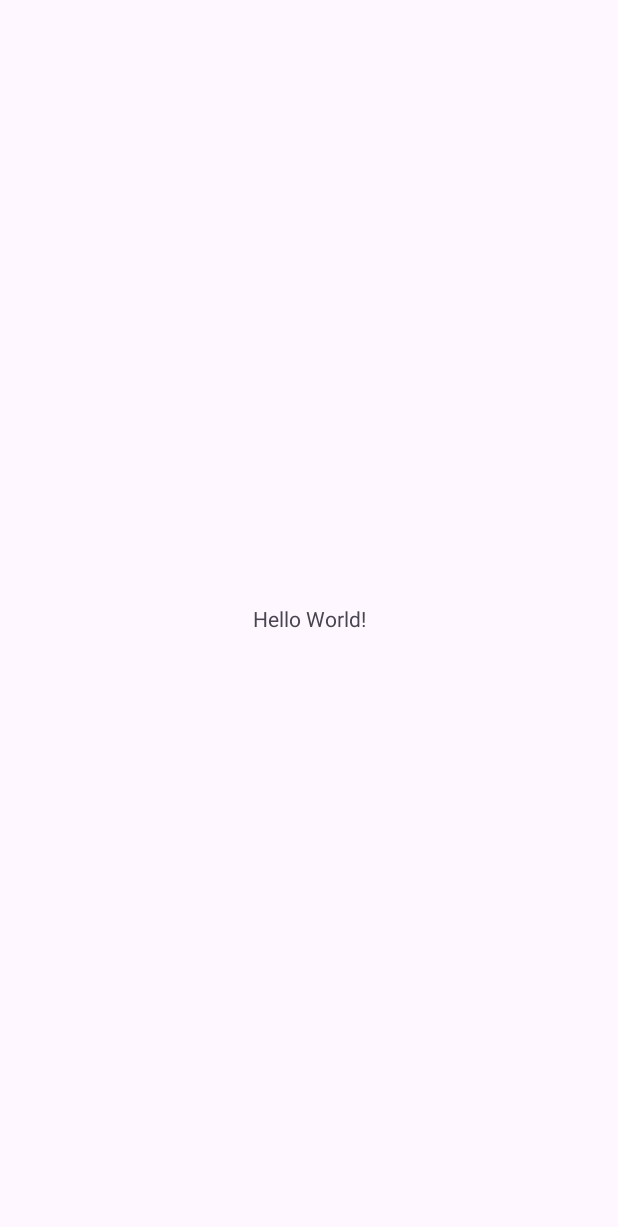
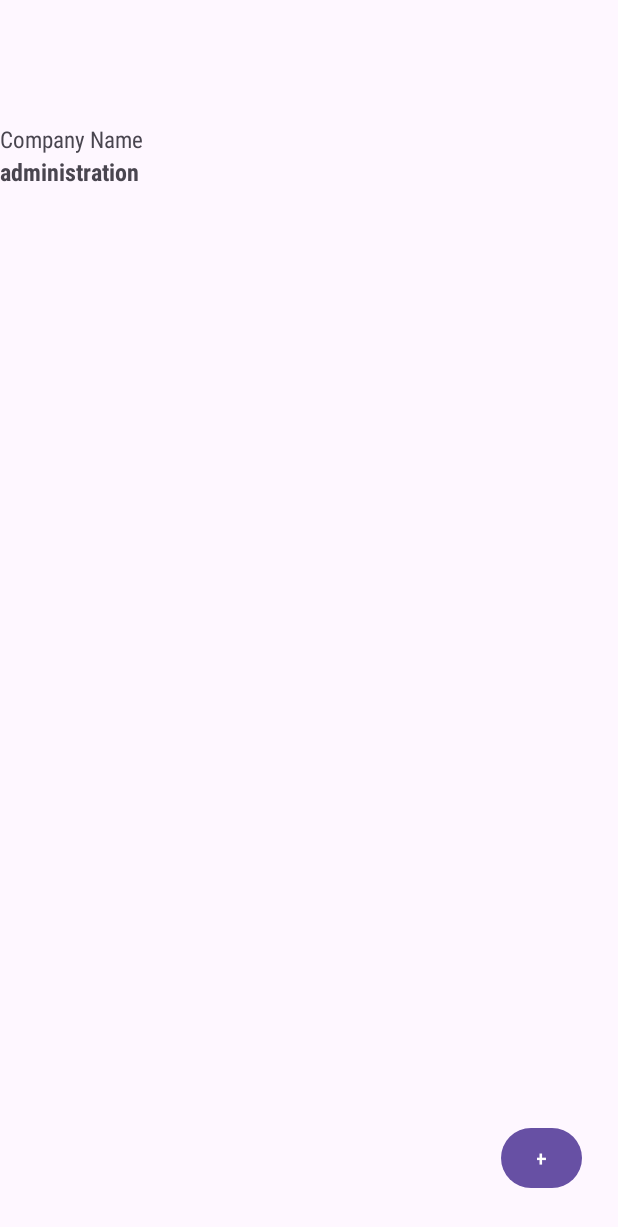
Before and after one commit to Gaenco/Moviles-Parcial, an Android app: the screen it shows after launch (MainActivity), on a phone screen of 412 x 824 dp. Before the commit the part shown is almost empty. Shown: the top 1227 px of the screen. Run offline under Robolectric (Android 15) with nearby library versions, the phone set to English and light mode, and no system bars; 2 statements that could not run were skipped.

Commit message:
2. Model and DummyData

```diff
--- a/app/build.gradle
+++ b/app/build.gradle
@@ -38,6 +38,12 @@ dependencies {
     implementation 'androidx.appcompat:appcompat:1.4.1'
     implementation 'com.google.android.material:material:1.5.0'
     implementation 'androidx.constraintlayout:constraintlayout:2.1.3'
+    // Kotlin
+    implementation "androidx.navigation:navigation-fragment-ktx:$nav_version"
+    implementation "androidx.navigation:navigation-ui-ktx:$nav_version"
+    implementation 'androidx.legacy:legacy-support-v4:1.0.0'
+    implementation 'androidx.lifecycle:lifecycle-livedata-ktx:2.4.1'
+    implementation 'androidx.lifecycle:lifecycle-viewmodel-ktx:2.4.1'
     testImplementation 'junit:junit:4.13.2'
     androidTestImplementation 'androidx.test.ext:junit:1.1.3'
     androidTestImplementation 'androidx.test.espresso:espresso-core:3.4.0'
--- /dev/null
+++ b/app/src/main/java/com/example/company/HomeFragment.kt
@@ -0,0 +1,42 @@
+package com.example.company
+
+import android.os.Bundle
+import androidx.fragment.app.Fragment
+import android.view.LayoutInflater
+import android.view.View
+import android.view.ViewGroup
+import android.widget.Button
+import androidx.navigation.findNavController
+
+
+class HomeFragment : Fragment() {
+
+    private lateinit var btnNewCompanyFragment: Button
+    private lateinit var btnCompanyFragment: Button
+
+
+    override fun onCreateView(
+        inflater: LayoutInflater, container: ViewGroup?,
+        savedInstanceState: Bundle?
+    ): View? {
+        // Inflate the layout for this fragment
+        return inflater.inflate(R.layout.fragment_home, container, false)
+    }
+
+    override fun onViewCreated(view: View, savedInstanceState: Bundle?) {
+        super.onViewCreated(view, savedInstanceState)
+        bind()
+        btnCompanyFragment.setOnClickListener{
+            it.findNavController().navigate(R.id.action_homeFragment_to_companyFragment)
+        }
+        btnNewCompanyFragment.setOnClickListener{
+            it.findNavController().navigate(R.id.action_homeFragment_to_newCompanyFragment)
+        }
+    }
+
+private fun bind(){
+    btnCompanyFragment = view?.findViewById(R.id.companyFragment) as Button
+    btnNewCompanyFragment = view?.findViewById(R.id.btn_new_company) as Button
+}
+
+    }
--- /dev/null
+++ b/app/src/main/java/com/example/company/HomeFragmentBinding.kt
@@ -0,0 +1,5 @@
+package com.example.company
+
+class HomeFragmentBinding {
+
+}
--- /dev/null
+++ b/app/src/main/java/com/example/company/data/model/CompanyModel.kt
@@ -0,0 +1,6 @@
+package com.example.company.data.model
+
+data class CompanyModel(
+    val name: String,
+    val sector: String,
+)
--- a/app/src/main/res/layout/activity_main.xml
+++ b/app/src/main/res/layout/activity_main.xml
@@ -6,13 +6,16 @@
     android:layout_height="match_parent"
     tools:context=".MainActivity">
 
-    <TextView
-        android:layout_width="wrap_content"
-        android:layout_height="wrap_content"
-        android:text="Hello World!"
+    <androidx.fragment.app.FragmentContainerView
+        android:id="@+id/nav_host_fragment_container"
+        android:name="androidx.navigation.fragment.NavHostFragment"
+        android:layout_width="match_parent"
+        android:layout_height="match_parent"
         app:layout_constraintBottom_toBottomOf="parent"
         app:layout_constraintEnd_toEndOf="parent"
+        app:layout_constraintHorizontal_bias="0.0"
         app:layout_constraintStart_toStartOf="parent"
-        app:layout_constraintTop_toTopOf="parent" />
+        app:layout_constraintTop_toTopOf="parent"
+        app:navGraph="@navigation/nav_graph" />
 
 </androidx.constraintlayout.widget.ConstraintLayout>
--- /dev/null
+++ b/app/src/main/res/layout/fragment_home.xml
@@ -0,0 +1,77 @@
+<?xml version="1.0" encoding="utf-8"?>
+<androidx.constraintlayout.widget.ConstraintLayout xmlns:android="http://schemas.android.com/apk/res/android"
+    xmlns:app="http://schemas.android.com/apk/res-auto"
+    xmlns:tools="http://schemas.android.com/tools"
+    android:layout_width="match_parent"
+    android:layout_height="match_parent"
+    tools:context=".HomeFragment">
+
+
+    <androidx.cardview.widget.CardView
+        android:id="@+id/movie_item_card_view"
+        android:layout_width="match_parent"
+        android:layout_height="wrap_content"
+        android:layout_margin="32dp"
+        app:cardCornerRadius="16dp"
+        app:cardMaxElevation="16dp"
+        app:layout_constraintBottom_toBottomOf="parent"
+        app:layout_constraintEnd_toEndOf="parent"
+        app:layout_constraintStart_toStartOf="parent"
+        app:layout_constraintTop_toTopOf="parent">
+
+
+    </androidx.cardview.widget.CardView>
+
+
+    <Button
+        android:id="@+id/btn_new_company"
+        android:layout_width="54dp"
+        android:layout_height="48dp"
+        android:layout_marginEnd="24dp"
+        android:layout_marginBottom="28dp"
+        android:text="+"
+        android:textAlignment="center"
+        app:layout_constraintBottom_toBottomOf="parent"
+        app:layout_constraintEnd_toEndOf="parent" />
+
+    <LinearLayout
+        android:layout_width="match_parent"
+        android:layout_height="wrap_content"
+        android:orientation="horizontal"
+        app:layout_constraintBottom_toBottomOf="parent"
+        app:layout_constraintEnd_toEndOf="parent"
+        app:layout_constraintHorizontal_bias="0.0"
+        app:layout_constraintStart_toStartOf="parent"
+        app:layout_constraintTop_toTopOf="parent"
+        app:layout_constraintVertical_bias="0.086">
+
+
+        <LinearLayout
+            android:layout_width="wrap_content"
+            android:layout_height="wrap_content"
+            android:orientation="vertical">
+
+            <TextView
+                android:id="@+id/company_name"
+                android:layout_width="wrap_content"
+                android:layout_height="wrap_content"
+                android:layout_marginTop="16dp"
+                android:layout_marginEnd="16dp"
+                android:fontFamily="sans-serif-condensed"
+                android:text="Company Name"
+
+                android:textSize="15dp" />
+
+            <TextView
+                android:id="@+id/company_sector"
+                android:layout_width="wrap_content"
+                android:layout_height="wrap_content"
+                android:fontFamily="sans-serif-condensed-medium"
+                android:text="administration"
+
+                android:textSize="16dp"
+                android:textStyle="bold" />
+        </LinearLayout>
+    </LinearLayout>
+
+</androidx.constraintlayout.widget.ConstraintLayout>
--- /dev/null
+++ b/app/src/main/res/navigation/nav_graph.xml
@@ -0,0 +1,38 @@
+<?xml version="1.0" encoding="utf-8"?>
+<navigation xmlns:android="http://schemas.android.com/apk/res/android"
+    xmlns:app="http://schemas.android.com/apk/res-auto"
+    xmlns:tools="http://schemas.android.com/tools"
+    android:id="@+id/nav_graph"
+    app:startDestination="@id/homeFragment">
+
+    <fragment
+        android:id="@+id/homeFragment"
+        android:name="com.example.company.HomeFragment"
+        android:label="fragment_home"
+        tools:layout="@layout/fragment_home" >
+        <action
+            android:id="@+id/action_homeFragment_to_companyFragment"
+            app:destination="@id/companyFragment" />
+        <action
+            android:id="@+id/action_homeFragment_to_newCompanyFragment"
+            app:destination="@id/newCompanyFragment" />
+    </fragment>
+    <fragment
+        android:id="@+id/companyFragment"
+        android:name="com.example.company.CompanyFragment"
+        android:label="fragment_company"
+        tools:layout="@layout/fragment_company" >
+        <action
+            android:id="@+id/action_companyFragment_to_homeFragment"
+            app:destination="@id/homeFragment" />
+    </fragment>
+    <fragment
+        android:id="@+id/newCompanyFragment"
+        android:name="com.example.company.NewCompanyFragment"
+        android:label="fragment_new_company"
+        tools:layout="@layout/fragment_new_company" >
+        <action
+            android:id="@+id/action_newCompanyFragment_to_homeFragment"
+            app:destination="@id/homeFragment" />
+    </fragment>
+</navigation>
--- a/app/src/main/res/values/strings.xml
+++ b/app/src/main/res/values/strings.xml
@@ -1,3 +1,5 @@
 <resources>
     <string name="app_name">Company</string>
+    <!-- TODO: Remove or change this placeholder text -->
+    <string name="hello_blank_fragment">Hello blank fragment</string>
 </resources>
--- a/build.gradle
+++ b/build.gradle
@@ -1,4 +1,10 @@
 // Top-level build file where you can add configuration options common to all sub-projects/modules.
+buildscript{
+    ext{
+        nav_version = "2.5.3"
+    }
+}
+
 plugins {
     id 'com.android.application' version '8.0.1' apply false
     id 'com.android.library' version '8.0.1' apply false
```
Also changed, not shown: app/src/main/java/com/example/company/CompanyFragment.kt (added, +31 -0 lines), app/src/main/java/com/example/company/CompanyViewModel.kt (added, +7 -0 lines), app/src/main/java/com/example/company/NewCompanyFragment.kt (added, +59 -0 lines), app/src/main/java/com/example/company/data/DummyData.kt (added, +12 -0 lines), app/src/main/res/layout/fragment_company.xml (added, +13 -0 lines), app/src/main/res/layout/fragment_new_company.xml (added, +14 -0 lines).
